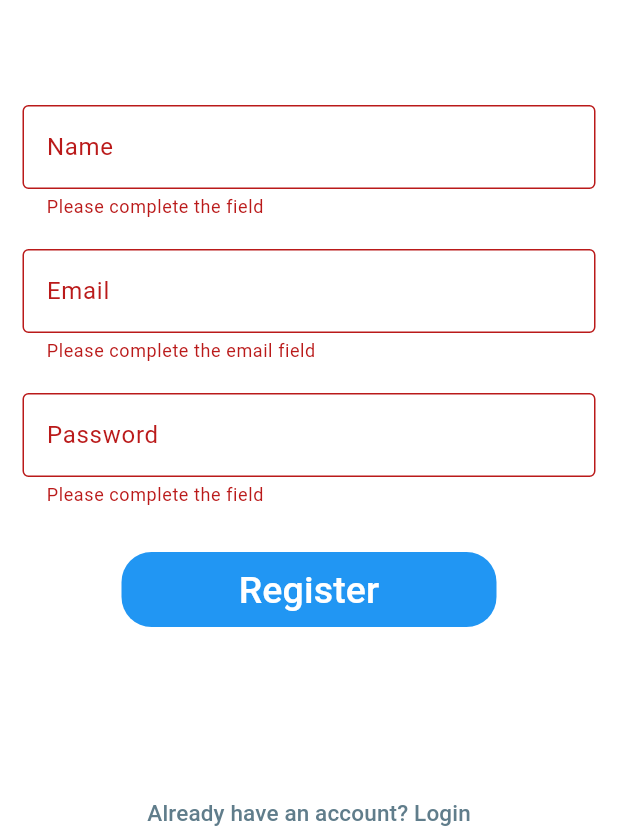
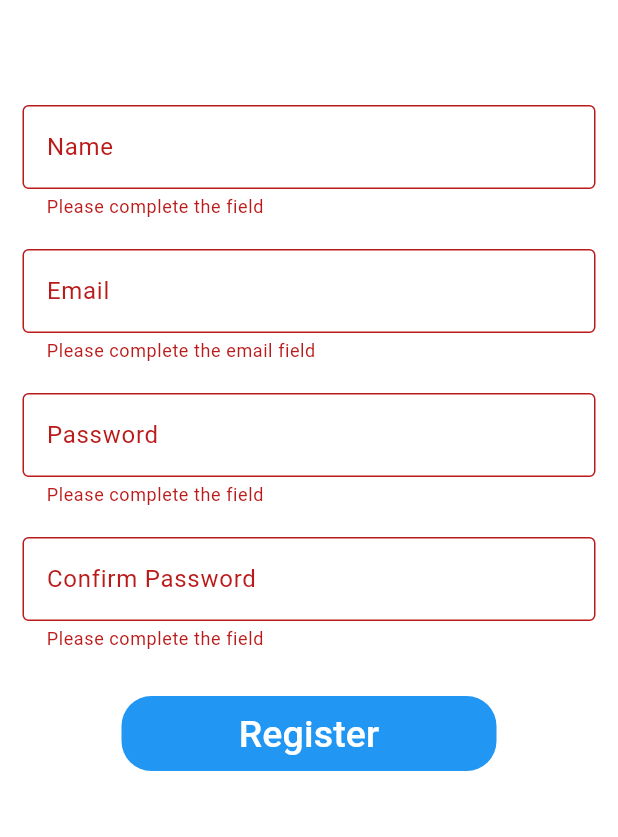
Before and after one commit to imd-solutions/flutter-todo, a Flutter app: the RegisterScreen screen opened directly, after a tap on "Register", on a phone screen of 412 x 824 dp, the part 399-1236 px from its top. Run offline on Flutter 3.47's test engine with Material 3 defaults, Android fonts, the phone set to English and light mode, and no system bars; our stand-ins replace bloc, cloud_firestore, dartz, equatable, firebase_core, flutter_bloc and 2 more; accounts and stored records are empty.

Commit message:
password confirm

```diff
--- a/lib/features/auth/presentation/cubit/authentication_cubit.dart
+++ b/lib/features/auth/presentation/cubit/authentication_cubit.dart
@@ -2,7 +2,6 @@ import 'package:bloc/bloc.dart';
 import 'package:dartz/dartz.dart';
 import 'package:equatable/equatable.dart';
 import 'package:flutter/widgets.dart';
-import 'package:get/get.dart';
 
 import './../../../../features/auth/domain/usecases/user_login.dart';
 import './../../../../shared/utils/typedef.dart';
@@ -25,6 +24,8 @@ class AuthenticationCubit extends Cubit<AuthenticationState> {
   TextEditingController nameController = TextEditingController();
   TextEditingController emailController = TextEditingController();
   TextEditingController passwordController = TextEditingController();
+  TextEditingController confirmPasswordController = TextEditingController();
+
   final formKey = GlobalKey<FormState>();
 
   ResultFutureVoid createUser({
@@ -71,7 +72,6 @@ class AuthenticationCubit extends Cubit<AuthenticationState> {
 
     result.fold(
       (failure) {
-        print(failure);
         emit(
           AuthenticationError(
               message: failure.message, statusCode: failure.statusCode),
--- a/lib/features/auth/presentation/screens/login_screen.dart
+++ b/lib/features/auth/presentation/screens/login_screen.dart
@@ -4,7 +4,6 @@ import 'package:flutter_bloc/flutter_bloc.dart';
 import '../cubit/authentication_cubit.dart';
 import '../widgets/input_text.dart';
 import 'register_screen.dart';
-import '../../../../home_screen.dart';
 import '../../../../shared/widgets/logo.dart';
 
 class LoginScreen extends StatelessWidget {
--- a/lib/features/auth/presentation/screens/register_screen.dart
+++ b/lib/features/auth/presentation/screens/register_screen.dart
@@ -29,6 +29,9 @@ class RegisterScreen extends StatelessWidget {
 
     final TextEditingController userPassword =
         context.read<AuthenticationCubit>().passwordController;
+
+    final TextEditingController userConfimrPassword =
+        context.read<AuthenticationCubit>().confirmPasswordController;
 
     return Scaffold(
       backgroundColor: Colors.white,
@@ -70,6 +73,18 @@ class RegisterScreen extends StatelessWidget {
                   hintText: 'Please enter a password',
                 ),
               ),
+              Padding(
+                padding: const EdgeInsets.symmetric(
+                    horizontal: 15.0, vertical: 10.0),
+                child: InputText(
+                  controller: userConfimrPassword,
+                  password: true,
+                  passwordCheck: true,
+                  confirmPassword: userPassword,
+                  labelText: 'Confirm Password',
+                  hintText: 'Please confirm your password',
+                ),
+              ),
               const SizedBox(
                 height: 20.0,
               ),
@@ -98,12 +113,12 @@ class RegisterScreen extends StatelessWidget {
 
                         if (state is UserCreated) {
                           UserAlerts.show(context,
-                              'User has been created successfully', 'success');
+                              'User has been created successfully.', 'success');
                         }
 
                         if (state is AuthenticationError) {
-                          UserAlerts.show(context,
-                              'There has been an error somewhere', 'error');
+                          UserAlerts.show(
+                              context, 'There has been an error.', 'error');
                         }
                       },
                       child: state is CreatingUser
--- a/lib/features/auth/presentation/widgets/input_text.dart
+++ b/lib/features/auth/presentation/widgets/input_text.dart
@@ -7,6 +7,8 @@ class InputText extends StatelessWidget {
   final String hintText;
   final bool email;
   final bool password;
+  final bool passwordCheck;
+  final TextEditingController? confirmPassword;
 
   const InputText({
     super.key,
@@ -15,6 +17,8 @@ class InputText extends StatelessWidget {
     required this.controller,
     this.email = false,
     this.password = false,
+    this.passwordCheck = false,
+    this.confirmPassword,
   });
 
   @override
@@ -24,8 +28,12 @@ class InputText extends StatelessWidget {
       validator: (value) {
         if (email && (value == null || value.isEmpty || !value.isEmail)) {
           return 'Please complete the email field';
-        } else if (value == null || value.isEmpty) {
+        }
+        if (value == null || value.isEmpty) {
           return 'Please complete the field';
+        }
+        if (passwordCheck && value != confirmPassword?.text) {
+          return 'Password do not match';
         }
         return null;
       },
--- a/lib/shared/utils/base_url.dart
+++ b/lib/shared/utils/base_url.dart
@@ -1,2 +1,2 @@
 // const kBaseUrl = 'https://65c09b3bdc74300bce8c5299.mockapi.io';
-const kBaseUrl = 'http://localhost:3000';
+const kBaseUrl = 'http://10.0.2.2:3000';
```
